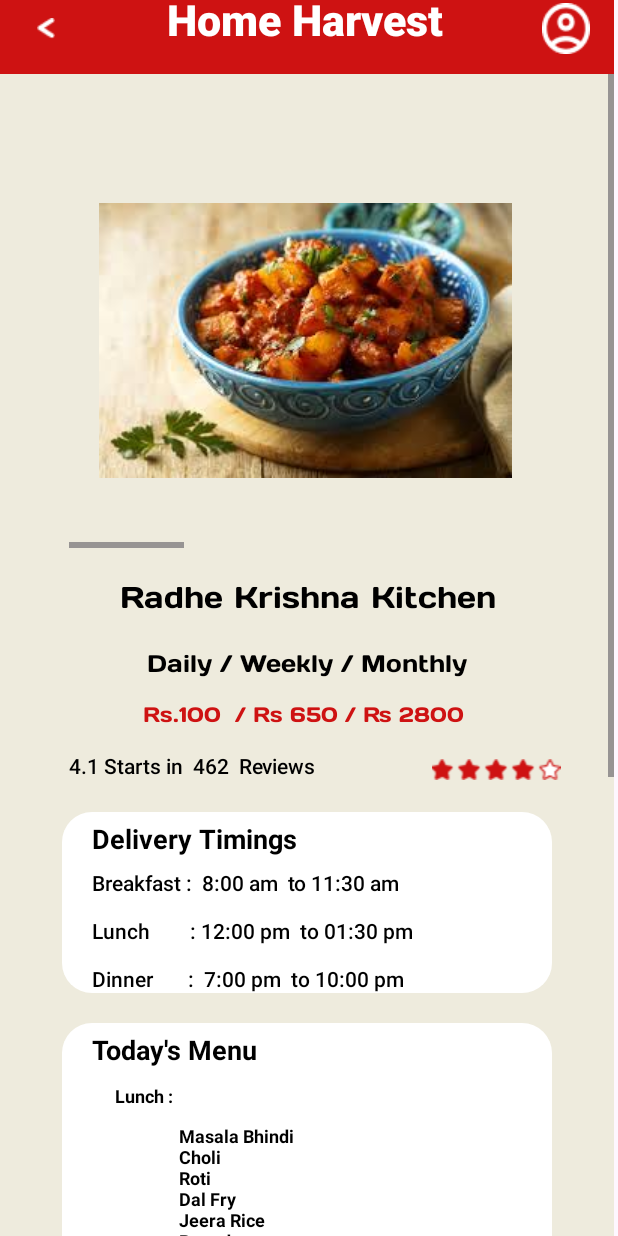
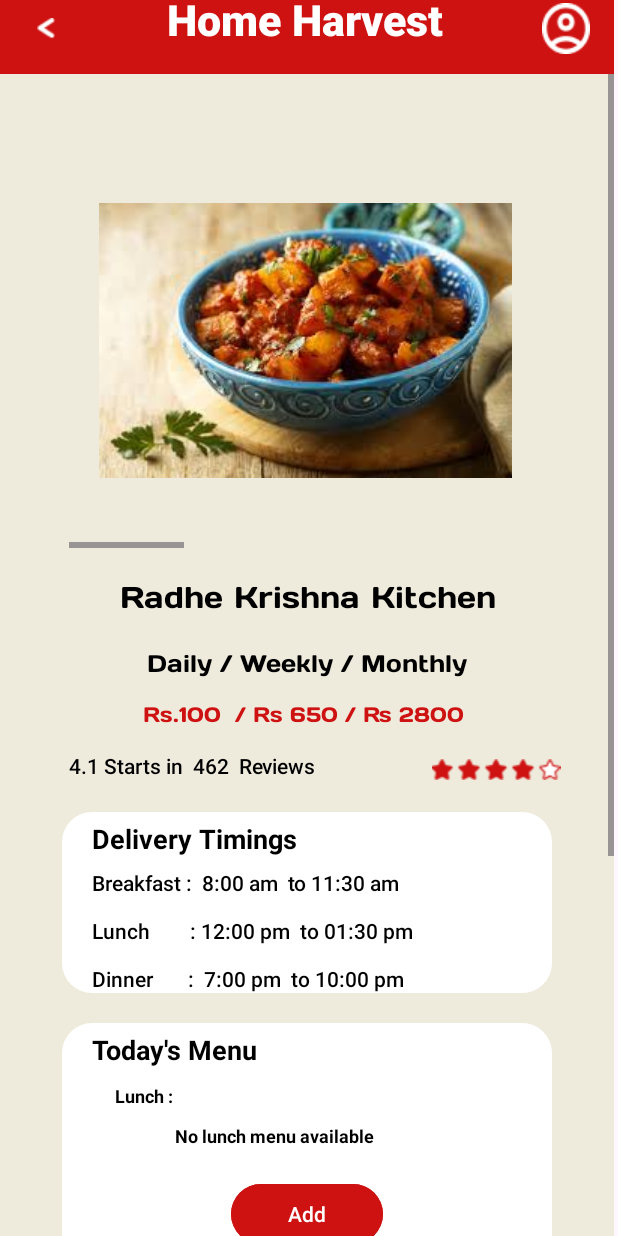
Before and after one commit to Vraj-14/monir-try, an Android app: the MainActivity2 screen opened directly, with no data from a screen before it, on a phone screen of 412 x 824 dp. Run offline under Robolectric (Android 15) with nearby library versions, the light colour scheme and no system bars; our stand-ins replace Firebase (no records; nobody signed in at launch, a user with empty details on screens opened directly); Roboto replaces fonts that are not available here.

Commit message:
commit till 26/02/24

```diff
--- a/app/src/main/java/com/example/monir_try/MainActivity2.java
+++ b/app/src/main/java/com/example/monir_try/MainActivity2.java
@@ -6,70 +6,94 @@ import android.util.Log;
 import android.view.View;
 import android.widget.Button;
 import android.widget.ImageView;
-
-import androidx.activity.EdgeToEdge;
+import android.widget.TextView;
 import androidx.appcompat.app.AppCompatActivity;
-import androidx.core.graphics.Insets;
-import androidx.core.view.ViewCompat;
-import androidx.core.view.WindowInsetsCompat;
+import com.google.firebase.firestore.DocumentReference;
+import com.google.firebase.firestore.FirebaseFirestore;
+import com.google.firebase.firestore.ListenerRegistration;
+import com.google.firebase.firestore.DocumentSnapshot;
+import com.google.firebase.firestore.FirebaseFirestoreException;
 
 public class MainActivity2 extends AppCompatActivity {
+
+    private FirebaseFirestore db;
+    private TextView textView42, textView48; // Added textView48 for Dinner
+    private ListenerRegistration listenerRegistration;
 
     @Override
     protected void onCreate(Bundle savedInstanceState) {
         super.onCreate(savedInstanceState);
-
-
         setContentView(R.layout.activity_main2);
 
+        textView42 = findViewById(R.id.textView42); // Lunch
+        textView48 = findViewById(R.id.textView48); // Dinner
+        db = FirebaseFirestore.getInstance();
+
+        // Fetch food items from Firestore
+        fetchFoodItems();
+
         ImageView imageView4 = findViewById(R.id.imageView4);
-        imageView4.setOnClickListener(new View.OnClickListener() {
-            @Override
-            public void onClick(View v) {
-                Intent intent = new Intent(MainActivity2.this, HomePage.class); //
+        imageView4.setOnClickListener(v -> {
+            Intent intent = new Intent(MainActivity2.this, HomePage.class);
             startActivity(intent);
-            }
         });
 
         ImageView imageview20 = findViewById(R.id.imageView20);
-        imageview20.setOnClickListener(new View.OnClickListener() {
-            @Override
-            public void onClick(View view) {
+        imageview20.setOnClickListener(view -> {
             Log.d("HomePage", "Navigating to user_profile...");
             Intent intent = new Intent(MainActivity2.this, com.example.monir_try.user_profile.class);
             startActivity(intent);
             Log.d("HomePage", "Intent to user_profile started!");
-            }
         });
 
         Button button2 = findViewById(R.id.button2);
-        button2.setOnClickListener(new View.OnClickListener() {
-            @Override
-            public void onClick(View v) {
-                Intent intent = new Intent(MainActivity2.this, cart.class); //
+        button2.setOnClickListener(v -> {
+            Intent intent = new Intent(MainActivity2.this, cart.class);
             startActivity(intent);
-            }
         });
 
         Button button3 = findViewById(R.id.button3);
-        button3.setOnClickListener(new View.OnClickListener() {
-            @Override
-            public void onClick(View v) {
-                Intent intent = new Intent(MainActivity2.this, cart.class); //
+        button3.setOnClickListener(v -> {
+            Intent intent = new Intent(MainActivity2.this, cart.class);
             startActivity(intent);
-            }
         });
 
         Button button6 = findViewById(R.id.button6);
-        button6.setOnClickListener(new View.OnClickListener() {
-            @Override
-            public void onClick(View v) {
-                Intent intent = new Intent(MainActivity2.this, plan_selection.class); //
+        button6.setOnClickListener(v -> {
+            Intent intent = new Intent(MainActivity2.this, plan_selection.class);
             startActivity(intent);
+        });
+    }
+
+    // ------------ UPDATED FUNCTION TO FETCH BOTH LUNCH & DINNER DATA ---------------
+
+    private void fetchFoodItems() {
+        DocumentReference docRef = db.collection("Menu").document("Today");
+
+        listenerRegistration = docRef.addSnapshotListener((documentSnapshot, e) -> {
+            if (e != null) {
+                Log.e("Firestore", "Error fetching data", e);
+                return;
+            }
+
+            if (documentSnapshot != null && documentSnapshot.exists()) {
+                String lunchMenu = documentSnapshot.getString("Lunch");
+                String dinnerMenu = documentSnapshot.getString("Dinner");
+
+                textView42.setText(lunchMenu != null ? lunchMenu : "No lunch menu available");
+                textView48.setText(dinnerMenu != null ? dinnerMenu : "No dinner menu available");
+            } else {
+                textView42.setText("No lunch menu available");
+                textView48.setText("No dinner menu available");
             }
         });
+    }
 
-
-
+    @Override
+    protected void onDestroy() {
+        super.onDestroy();
+        if (listenerRegistration != null) {
+            listenerRegistration.remove();
         }
     }
+}
--- a/app/src/main/java/com/example/monir_try/ta_ItemModel.java
+++ b/app/src/main/java/com/example/monir_try/ta_ItemModel.java
@@ -1,6 +1,6 @@
 package com.example.monir_try;
 
-// ITEM MODEL FOR HOME PAE -> Tiffin's Available
+// ITEM MODEL FOR HOME PAGE -> Tiffin's Available
 
 public class ta_ItemModel {
     private int imageResId;
--- a/app/src/main/res/layout/activity_main2.xml
+++ b/app/src/main/res/layout/activity_main2.xml
@@ -279,9 +279,10 @@
                                 android:textStyle="bold"
                                 android:paddingTop="10dp"
                                 android:paddingLeft="75dp"
-                                android:text=" Masala Bhindi \n Choli \n Roti \n Dal Fry \n Jeera Rice \n Papad"
+                                android:text=" Loading..."
                                 android:textColor="#000000"
-                                android:textSize="12sp" />
+                                android:textSize="12sp"
+                                android:breakStrategy="simple"/>
 
                             <Button
                                 android:id="@+id/button2"
@@ -312,7 +313,7 @@
                                 android:textStyle="bold"
                                 android:paddingTop="10dp"
                                 android:paddingLeft="75dp"
-                                android:text=" Chole Chana \n Paneer Tikka \n Roti \n Dal Fry \n Jeera Rice \n Papad"
+                                android:text="Loading..."
                                 android:textColor="#000000"
                                 android:textSize="12sp" />
 
```
Also changed, not shown: app/src/main/AndroidManifest.xml (+5 -2 lines), app/src/main/java/com/example/monir_try/HomePage.java (+10 -0 lines), app/src/main/java/com/example/monir_try/provider_ItemAdapter.java (added, +75 -0 lines), app/src/main/java/com/example/monir_try/provider_ItemModel.java (added, +32 -0 lines), app/src/main/java/com/example/monir_try/provider_dashboard.java (+12 -3 lines), app/src/main/java/com/example/monir_try/provider_home.java (added, +48 -0 lines), app/src/main/res/layout/activity_provider_home.xml (added, +99 -0 lines), app/src/main/res/layout/provider_itemlayout.xml (added, +54 -0 lines), app/src/main/res/drawable/container_4.png (added), app/src/main/res/drawable/container_6.png (added), app/src/main/res/drawable/image_10.png (added). Lines whose indentation alone changed are shown as unchanged.
